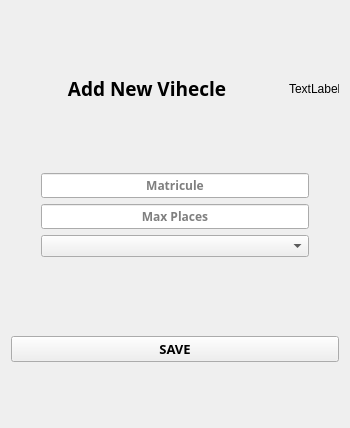
Above: ui/addVan.ui from YassineBaghdadi/TransportingPlanning before the change. Below: the same form after it.
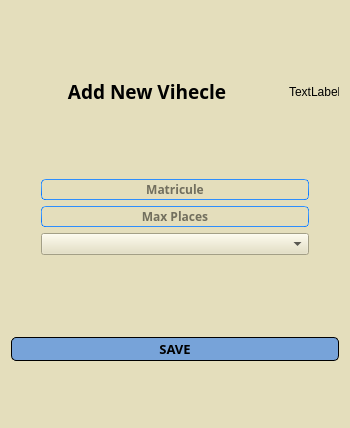
That is the form after the change.

The edit to the form file:
```diff
--- a/ui/addVan.ui
+++ b/ui/addVan.ui
@@ -13,6 +13,560 @@
   <property name="windowTitle">
    <string>Form</string>
   </property>
+  <property name="styleSheet">
+   <string notr="true">
+
+QFrame#comps:hover{
+	border-radius: 5px;
+background-color: #d85c00;
+}
+QFrame#emps:hover{
+	border-radius: 5px;
+background-color: #d85c00;
+}
+
+QFrame#planning:hover{
+	border-radius: 5px;
+background-color: #d85c00;
+}
+
+QFrame#vans:hover{
+	border-radius: 5px;
+background-color: #d85c00;
+}
+
+
+QWidget {
+	/*background-color:#ececec;*/
+	background-color:#e4debc;
+}
+QTextEdit {
+	border-width: 1px;
+	border-style: solid;
+	border-color: qlineargradient(spread:pad, x1:0.5, y1:1, x2:0.5, y2:0, stop:0 rgba(0, 113, 255, 255), stop:1 rgba(91, 171, 252, 255));
+}
+QPlainTextEdit {
+	border-width: 1px;
+	border-style: solid;
+	border-color: qlineargradient(spread:pad, x1:0.5, y1:1, x2:0.5, y2:0, stop:0 rgba(0, 113, 255, 255), stop:1 rgba(91, 171, 252, 255));
+}
+QToolButton {
+	border-style: solid;
+	
+	color: rgb(0,0,0);
+	background-color:#3172c4;
+}
+QToolButton:hover{
+	border-style: solid;
+	
+	background-color: #d85c00;
+}
+QToolButton:pressed{
+	border-style: solid;
+	border-top-color: qlineargradient(spread:pad, x1:0.5, y1:1, x2:0.5, y2:0, stop:0 rgb(215, 215, 215), stop:1 rgb(222, 222, 222));
+	border-right-color: qlineargradient(spread:pad, x1:0, y1:0.5, x2:1, y2:0.5, stop:0 rgb(217, 217, 217), stop:1 rgb(227, 227, 227));
+	border-left-color: qlineargradient(spread:pad, x1:0, y1:0.5, x2:1, y2:0.5, stop:0 rgb(227, 227, 227), stop:1 rgb(217, 217, 217));
+	border-bottom-color: qlineargradient(spread:pad, x1:0.5, y1:1, x2:0.5, y2:0, stop:0 rgb(215, 215, 215), stop:1 rgb(222, 222, 222));
+	border-width: 1px;
+	border-radius: 5px;
+	color: rgb(0,0,0);
+	padding: 2px;
+	background-color: rgb(142,142,142);
+}
+QPushButton{
+	border-style: solid;
+	
+	border-width: 1px;
+	border-radius: 5px;
+	color: rgb(0,0,0);
+	padding: 2px;
+	background-color: #77a3d9;
+}
+QPushButton::default{
+	border-style: solid;
+	border-top-color: qlineargradient(spread:pad, x1:0.5, y1:1, x2:0.5, y2:0, stop:0 rgb(215, 215, 215), stop:1 rgb(222, 222, 222));
+	border-right-color: qlineargradient(spread:pad, x1:0, y1:0.5, x2:1, y2:0.5, stop:0 rgb(217, 217, 217), stop:1 rgb(227, 227, 227));
+	border-left-color: qlineargradient(spread:pad, x1:0, y1:0.5, x2:1, y2:0.5, stop:0 rgb(227, 227, 227), stop:1 rgb(217, 217, 217));
+	border-bottom-color: qlineargradient(spread:pad, x1:0.5, y1:1, x2:0.5, y2:0, stop:0 rgb(215, 215, 215), stop:1 rgb(222, 222, 222));
+	border-width: 1px;
+	border-radius: 5px;
+	color: rgb(0,0,0);
+	padding: 2px;
+	background-color: rgb(255,255,255);
+}
+QPushButton:hover{
+	border-style: solid;
+
+	background-color: #d85c00;
+}
+QPushButton:pressed{
+	border-style: solid;
+	border-top-color: qlineargradient(spread:pad, x1:0.5, y1:1, x2:0.5, y2:0, stop:0 rgb(215, 215, 215), stop:1 rgb(222, 222, 222));
+	border-right-color: qlineargradient(spread:pad, x1:0, y1:0.5, x2:1, y2:0.5, stop:0 rgb(217, 217, 217), stop:1 rgb(227, 227, 227));
+	border-left-color: qlineargradient(spread:pad, x1:0, y1:0.5, x2:1, y2:0.5, stop:0 rgb(227, 227, 227), stop:1 rgb(217, 217, 217));
+	border-bottom-color: qlineargradient(spread:pad, x1:0.5, y1:1, x2:0.5, y2:0, stop:0 rgb(215, 215, 215), stop:1 rgb(222, 222, 222));
+	border-width: 1px;
+	border-radius: 5px;
+	color: rgb(0,0,0);
+	padding: 2px;
+	background-color: rgb(142,142,142);
+}
+QPushButton:disabled{
+	border-style: solid;
+	border-top-color: qlineargradient(spread:pad, x1:0.5, y1:1, x2:0.5, y2:0, stop:0 rgb(215, 215, 215), stop:1 rgb(222, 222, 222));
+	border-right-color: qlineargradient(spread:pad, x1:0, y1:0.5, x2:1, y2:0.5, stop:0 rgb(217, 217, 217), stop:1 rgb(227, 227, 227));
+	border-left-color: qlineargradient(spread:pad, x1:0, y1:0.5, x2:1, y2:0.5, stop:0 rgb(227, 227, 227), stop:1 rgb(217, 217, 217));
+	border-bottom-color: qlineargradient(spread:pad, x1:0.5, y1:1, x2:0.5, y2:0, stop:0 rgb(215, 215, 215), stop:1 rgb(222, 222, 222));
+	border-width: 1px;
+	border-radius: 5px;
+	color: #808086;
+	padding: 2px;
+	background-color: rgb(142,142,142);
+}
+QLineEdit {
+	border-width: 1px; border-radius: 4px;
+	border-style: solid;
+	border-color: qlineargradient(spread:pad, x1:0.5, y1:1, x2:0.5, y2:0, stop:0 rgba(0, 113, 255, 255), stop:1 rgba(91, 171, 252, 255));
+}
+QLabel {
+	color: #000000;
+}
+QLCDNumber {
+	color: rgb(0, 113, 255, 255);
+}
+QProgressBar {
+	text-align: center;
+	color: rgb(240, 240, 240);
+	border-width: 1px; 
+	border-radius: 10px;
+	border-color: rgb(230, 230, 230);
+	border-style: solid;
+	background-color:rgb(207,207,207);
+}
+QProgressBar::chunk {
+	background-color: qlineargradient(spread:pad, x1:0.5, y1:1, x2:0.5, y2:0, stop:0 rgba(49, 147, 250, 255), stop:1 rgba(34, 142, 255, 255));
+	border-radius: 10px;
+}
+QMenuBar {
+	background-color: qlineargradient(spread:pad, x1:0.5, y1:1, x2:0.5, y2:0, stop:0 rgba(207, 209, 207, 255), stop:1 rgba(230, 229, 230, 255));
+}
+QMenuBar::item {
+	color: #000000;
+  	spacing: 3px;
+  	padding: 1px 4px;
+	background-color: qlineargradient(spread:pad, x1:0.5, y1:1, x2:0.5, y2:0, stop:0 rgba(207, 209, 207, 255), stop:1 rgba(230, 229, 230, 255));
+}
+
+QMenuBar::item:selected {
+  	background-color: qlineargradient(spread:pad, x1:0.5, y1:1, x2:0.5, y2:0, stop:0 rgba(0, 113, 255, 255), stop:1 rgba(91, 171, 252, 255));
+	color: #FFFFFF;
+}
+QMenu::item:selected {
+	border-style: solid;
+	border-top-color: transparent;
+	border-right-color: transparent;
+	border-left-color: qlineargradient(spread:pad, x1:0.5, y1:1, x2:0.5, y2:0, stop:0 rgba(0, 113, 255, 255), stop:1 rgba(91, 171, 252, 255));
+	border-bottom-color: transparent;
+	border-left-width: 2px;
+	color: #000000;
+	padding-left:15px;
+	padding-top:4px;
+	padding-bottom:4px;
+	padding-right:7px;
+}
+QMenu::item {
+	border-style: solid;
+	border-top-color: transparent;
+	border-right-color: transparent;
+	border-left-color: transparent;
+	border-bottom-color: transparent;
+	border-bottom-width: 1px;
+	color: #000000;
+	padding-left:17px;
+	padding-top:4px;
+	padding-bottom:4px;
+	padding-right:7px;
+}
+QTabWidget {
+	color:rgb(0,0,0);
+	background-color:#000000;
+}
+QTabWidget::pane {
+		border-color: rgb(223,223,223);
+		background-color:rgb(226,226,226);
+		border-style: solid;
+		border-width: 2px;
+    	border-radius: 6px;
+}
+QTabBar::tab:first {
+	border-style: solid;
+	border-left-width:1px;
+	border-right-width:0px;
+	border-top-width:1px;
+	border-bottom-width:1px;
+	border-top-color: rgb(209,209,209);
+	border-left-color: qlineargradient(spread:pad, x1:0.5, y1:1, x2:0.5, y2:0, stop:0 rgba(209, 209, 209, 209), stop:1 rgba(229, 229, 229, 229));
+	border-bottom-color: rgb(229,229,229);
+	border-top-left-radius: 4px;
+	border-bottom-left-radius: 4px;
+	color: #000000;
+	padding: 3px;
+	margin-left:0px;
+	background-color: qlineargradient(spread:pad, x1:0.5, y1:1, x2:0.5, y2:0, stop:0 rgba(247, 247, 247, 255), stop:1 rgba(255, 255, 255, 255));
+}
+QTabBar::tab:last {
+	border-style: solid;
+	border-width:1px;
+	border-top-color: rgb(209,209,209);
+	border-left-color: qlineargradient(spread:pad, x1:0.5, y1:1, x2:0.5, y2:0, stop:0 rgba(209, 209, 209, 209), stop:1 rgba(229, 229, 229, 229));
+	border-right-color: qlineargradient(spread:pad, x1:0.5, y1:1, x2:0.5, y2:0, stop:0 rgba(209, 209, 209, 209), stop:1 rgba(229, 229, 229, 229));
+	border-bottom-color: rgb(229,229,229);
+	border-top-right-radius: 4px;
+	border-bottom-right-radius: 4px;
+	color: #000000;
+	padding: 3px;
+	margin-left:0px;
+	background-color: qlineargradient(spread:pad, x1:0.5, y1:1, x2:0.5, y2:0, stop:0 rgba(247, 247, 247, 255), stop:1 rgba(255, 255, 255, 255));
+}
+QTabBar::tab {
+	border-style: solid;
+	border-top-width:1px;
+	border-bottom-width:1px;
+	border-left-width:1px;
+	border-top-color: rgb(209,209,209);
+	border-left-color: qlineargradient(spread:pad, x1:0.5, y1:1, x2:0.5, y2:0, stop:0 rgba(209, 209, 209, 209), stop:1 rgba(229, 229, 229, 229));
+	border-bottom-color: rgb(229,229,229);
+	color: #000000;
+	padding: 3px;
+	margin-left:0px;
+	background-color: qlineargradient(spread:pad, x1:0.5, y1:1, x2:0.5, y2:0, stop:0 rgba(247, 247, 247, 255), stop:1 rgba(255, 255, 255, 255));
+}
+QTabBar::tab:selected, QTabBar::tab:last:selected, QTabBar::tab:hover {
+  	border-style: solid;
+  	border-left-width:1px;
+	border-right-color: transparent;
+	border-top-color: rgb(209,209,209);
+	border-left-color: qlineargradient(spread:pad, x1:0.5, y1:1, x2:0.5, y2:0, stop:0 rgba(209, 209, 209, 209), stop:1 rgba(229, 229, 229, 229));
+	border-bottom-color: rgb(229,229,229);
+	color: #FFFFFF;
+	padding: 3px;
+	margin-left:0px;
+	background-color: qlineargradient(spread:pad, x1:0.5, y1:1, x2:0.5, y2:0, stop:0 rgba(0, 113, 255, 255), stop:1 rgba(91, 171, 252, 255));
+}
+
+QTabBar::tab:selected, QTabBar::tab:first:selected, QTabBar::tab:hover {
+  	border-style: solid;
+  	border-left-width:1px;
+  	border-bottom-width:1px;
+  	border-top-width:1px;
+	border-right-color: transparent;
+	border-top-color: rgb(209,209,209);
+	border-left-color: qlineargradient(spread:pad, x1:0.5, y1:1, x2:0.5, y2:0, stop:0 rgba(209, 209, 209, 209), stop:1 rgba(229, 229, 229, 229));
+	border-bottom-color: rgb(229,229,229);
+	color: #FFFFFF;
+	padding: 3px;
+	margin-left:0px;
+	background-color: qlineargradient(spread:pad, x1:0.5, y1:1, x2:0.5, y2:0, stop:0 rgba(0, 113, 255, 255), stop:1 rgba(91, 171, 252, 255));
+}
+
+QCheckBox {
+	color: #000000;
+	padding: 2px;
+}
+QCheckBox:disabled {
+	color: #808086;
+	padding: 2px;
+}
+
+QCheckBox:hover {
+	border-radius:4px;
+	border-style:solid;
+	padding-left: 1px;
+	padding-right: 1px;
+	padding-bottom: 1px;
+	padding-top: 1px;
+	border-width:1px;
+	border-color: transparent;
+}
+QCheckBox::indicator:checked {
+
+	height: 10px;
+	width: 10px;
+	border-style:solid;
+	border-width: 1px;
+	border-color: qlineargradient(spread:pad, x1:0.5, y1:1, x2:0.5, y2:0, stop:0 rgba(0, 113, 255, 255), stop:1 rgba(91, 171, 252, 255));
+	color: #000000;
+	background-color: qlineargradient(spread:pad, x1:0.5, y1:1, x2:0.5, y2:0, stop:0 rgba(0, 113, 255, 255), stop:1 rgba(91, 171, 252, 255));
+}
+QCheckBox::indicator:unchecked {
+
+	height: 10px;
+	width: 10px;
+	border-style:solid;
+	border-width: 1px;
+	border-color: qlineargradient(spread:pad, x1:0.5, y1:1, x2:0.5, y2:0, stop:0 rgba(0, 113, 255, 255), stop:1 rgba(91, 171, 252, 255));
+	color: #000000;
+}
+QRadioButton {
+	color: 000000;
+	padding: 1px;
+}
+QRadioButton::indicator:checked {
+	height: 10px;
+	width: 10px;
+	border-style:solid;
+	border-radius:5px;
+	border-width: 1px;
+	border-color: qlineargradient(spread:pad, x1:0.5, y1:1, x2:0.5, y2:0, stop:0 rgba(0, 113, 255, 255), stop:1 rgba(91, 171, 252, 255));
+	color: #a9b7c6;
+	background-color: qlineargradient(spread:pad, x1:0.5, y1:1, x2:0.5, y2:0, stop:0 rgba(0, 113, 255, 255), stop:1 rgba(91, 171, 252, 255));
+}
+QRadioButton::indicator:!checked {
+	height: 10px;
+	width: 10px;
+	border-style:solid;
+	border-radius:5px;
+	border-width: 1px;
+	border-color: qlineargradient(spread:pad, x1:0.5, y1:1, x2:0.5, y2:0, stop:0 rgba(0, 113, 255, 255), stop:1 rgba(91, 171, 252, 255));
+	color: #a9b7c6;
+	background-color: transparent;
+}
+QStatusBar {
+	color:#027f7f;
+}
+QSpinBox {
+	border-style: solid;
+	border-width: 1px;
+	border-color: qlineargradient(spread:pad, x1:0.5, y1:1, x2:0.5, y2:0, stop:0 rgba(0, 113, 255, 255), stop:1 rgba(91, 171, 252, 255));
+}
+QDoubleSpinBox {
+	border-style: solid;
+	border-width: 1px;
+	border-color: qlineargradient(spread:pad, x1:0.5, y1:1, x2:0.5, y2:0, stop:0 rgba(0, 113, 255, 255), stop:1 rgba(91, 171, 252, 255));
+}
+QTimeEdit {
+	border-style: solid;
+	border-width: 1px;
+	border-color: qlineargradient(spread:pad, x1:0.5, y1:1, x2:0.5, y2:0, stop:0 rgba(0, 113, 255, 255), stop:1 rgba(91, 171, 252, 255));
+}
+QDateTimeEdit {
+	border-style: solid;
+	border-width: 1px;
+	border-color: qlineargradient(spread:pad, x1:0.5, y1:1, x2:0.5, y2:0, stop:0 rgba(0, 113, 255, 255), stop:1 rgba(91, 171, 252, 255));
+}
+QDateEdit {
+	border-style: solid;
+	border-width: 1px;
+	border-color: qlineargradient(spread:pad, x1:0.5, y1:1, x2:0.5, y2:0, stop:0 rgba(0, 113, 255, 255), stop:1 rgba(91, 171, 252, 255));
+}
+
+QToolBox {
+	color: #a9b7c6;
+	background-color:#000000;
+}
+QToolBox::tab {
+	color: #a9b7c6;
+	background-color:#000000;
+}
+QToolBox::tab:selected {
+	color: #FFFFFF;
+	background-color:#000000;
+}
+QScrollArea {
+	color: #FFFFFF;
+	background-color:#000000;
+}
+QSlider::groove:horizontal {
+	height: 5px;
+	background-color: qlineargradient(spread:pad, x1:0.5, y1:1, x2:0.5, y2:0, stop:0 rgba(49, 147, 250, 255), stop:1 rgba(34, 142, 255, 255));
+}
+QSlider::groove:vertical {
+	width: 5px;
+	background-color: qlineargradient(spread:pad, x1:0.5, y1:1, x2:0.5, y2:0, stop:0 rgba(49, 147, 250, 255), stop:1 rgba(34, 142, 255, 255));
+}
+QSlider::handle:horizontal {
+	background: rgb(253,253,253);
+	border-style: solid;
+	border-width: 1px;
+	border-color: rgb(207,207,207);
+	width: 12px;
+	margin: -5px 0;
+	border-radius: 7px;
+}
+QSlider::handle:vertical {
+	background: rgb(253,253,253);
+	border-style: solid;
+	border-width: 1px;
+	border-color: rgb(207,207,207);
+	height: 12px;
+	margin: 0 -5px;
+	border-radius: 7px;
+}
+QSlider::add-page:horizontal {
+    background: rgb(181,181,181);
+}
+QSlider::add-page:vertical {
+    background: rgb(181,181,181);
+}
+QSlider::sub-page:horizontal {
+    background-color: qlineargradient(spread:pad, x1:0.5, y1:1, x2:0.5, y2:0, stop:0 rgba(49, 147, 250, 255), stop:1 rgba(34, 142, 255, 255));
+}
+QSlider::sub-page:vertical {
+    background-color: qlineargradient(spread:pad, y1:0.5, x1:1, y2:0.5, x2:0, stop:0 rgba(49, 147, 250, 255), stop:1 rgba(34, 142, 255, 255));
+}
+QScrollBar:horizontal {
+	max-height: 20px;
+	border: 1px transparent grey;
+	margin: 0px 20px 0px 20px;
+}
+QScrollBar:vertical {
+	max-width: 20px;
+	border: 1px transparent grey;
+	margin: 20px 0px 20px 0px;
+}
+QScrollBar::handle:horizontal {
+	background: rgb(253,253,253);
+	border-style: solid;
+	border-width: 1px;
+	border-color: rgb(207,207,207);
+	border-radius: 7px;
+	min-width: 25px;
+}
+QScrollBar::handle:horizontal:hover {
+	background: rgb(253,253,253);
+	border-style: solid;
+	border-width: 1px;
+	border-color: rgb(147, 200, 200);
+	border-radius: 7px;
+	min-width: 25px;
+}
+QScrollBar::handle:vertical {
+	background: rgb(253,253,253);
+	border-style: solid;
+	border-width: 1px;
+	border-color: rgb(207,207,207);
+	border-radius: 7px;
+	min-height: 25px;
+}
+QScrollBar::handle:vertical:hover {
+	background: rgb(253,253,253);
+	border-style: solid;
+	border-width: 1px;
+	border-color: rgb(147, 200, 200);
+	border-radius: 7px;
+	min-height: 25px;
+}
+QScrollBar::add-line:horizontal {
+   border: 2px transparent grey;
+   border-top-right-radius: 7px;
+   border-bottom-right-radius: 7px;
+   background: rgba(34, 142, 255, 255);
+   width: 20px;
+   subcontrol-position: right;
+   subcontrol-origin: margin;
+}
+QScrollBar::add-line:horizontal:pressed {
+   border: 2px transparent grey;
+   border-top-right-radius: 7px;
+   border-bottom-right-radius: 7px;
+   background: rgb(181,181,181);
+   width: 20px;
+   subcontrol-position: right;
+   subcontrol-origin: margin;
+}
+QScrollBar::add-line:vertical {
+   border: 2px transparent grey;
+   border-bottom-left-radius: 7px;
+   border-bottom-right-radius: 7px;
+   background: rgba(34, 142, 255, 255);
+   height: 20px;
+   subcontrol-position: bottom;
+   subcontrol-origin: margin;
+}
+QScrollBar::add-line:vertical:pressed {
+   border: 2px transparent grey;
+   border-bottom-left-radius: 7px;
+   border-bottom-right-radius: 7px;
+   background: rgb(181,181,181);
+   height: 20px;
+   subcontrol-position: bottom;
+   subcontrol-origin: margin;
+}
+QScrollBar::sub-line:horizontal {
+   border: 2px transparent grey;
+   border-top-left-radius: 7px;
+   border-bottom-left-radius: 7px;
+   background: rgba(34, 142, 255, 255);
+   width: 20px;
+   subcontrol-position: left;
+   subcontrol-origin: margin;
+}
+QScrollBar::sub-line:horizontal:pressed {
+   border: 2px transparent grey;
+   border-top-left-radius: 7px;
+   border-bottom-left-radius: 7px;
+   background: rgb(181,181,181);
+   width: 20px;
+   subcontrol-position: left;
+   subcontrol-origin: margin;
+}
+QScrollBar::sub-line:vertical {
+   border: 2px transparent grey;
+   border-top-left-radius: 7px;
+   border-top-right-radius: 7px;
+   background: rgba(34, 142, 255, 255);
+   height: 20px;
+   subcontrol-position: top;
+   subcontrol-origin: margin;
+}
+QScrollBar::sub-line:vertical:pressed {
+   border: 2px transparent grey;
+   border-top-left-radius: 7px;
+   border-top-right-radius: 7px;
+   background: rgb(181,181,181);
+   height: 20px;
+   subcontrol-position: top;
+   subcontrol-origin: margin;
+}
+QScrollBar::left-arrow:horizontal {
+   border: 1px transparent grey;
+   border-top-left-radius: 3px;
+   border-bottom-left-radius: 3px;
+   width: 6px;
+   height: 6px;
+   background: white;
+}
+QScrollBar::right-arrow:horizontal {
+   border: 1px transparent grey;
+   border-top-right-radius: 3px;
+   border-bottom-right-radius: 3px;
+   width: 6px;
+   height: 6px;
+   background: white;
+}
+QScrollBar::up-arrow:vertical {
+   border: 1px transparent grey;
+   border-top-left-radius: 3px;
+   border-top-right-radius: 3px;
+   width: 6px;
+   height: 6px;
+   background: white;
+}
+QScrollBar::down-arrow:vertical {
+   border: 1px transparent grey;
+   border-bottom-left-radius: 3px;
+   border-bottom-right-radius: 3px;
+   width: 6px;
+   height: 6px;
+   background: white;
+}
+QScrollBar::add-page:horizontal, QScrollBar::sub-page:horizontal {
+   background: none;
+}
+QScrollBar::add-page:vertical, QScrollBar::sub-page:vertical {
+   background: none;
+}</string>
+  </property>
   <layout class="QVBoxLayout" name="verticalLayout_2">
    <item>
     <layout class="QHBoxLayout" name="horizontalLayout_2">
```
